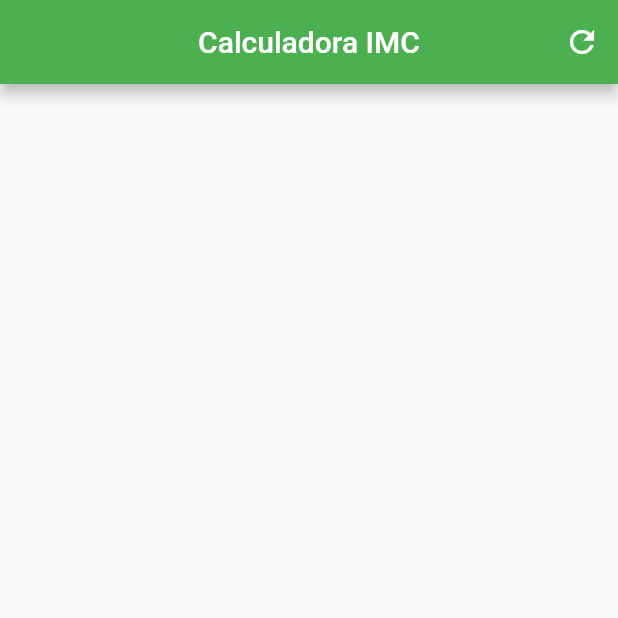
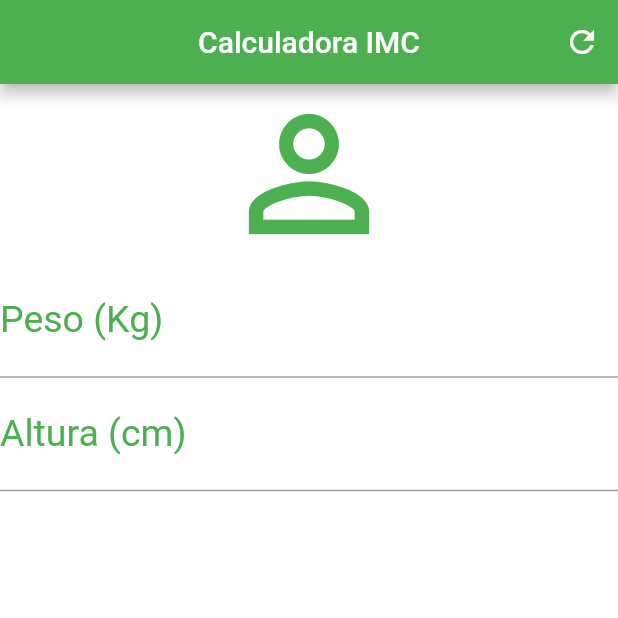
Before and after one commit to cristianmayco/imc_calculadora, a Flutter app: the screen it shows after launch, on a phone screen of 412 x 824 dp, the top half of it. Run offline on Flutter 3.47's test engine with Material 2 defaults, Android fonts, the phone set to English and light mode, and no system bars.

Commit message:
Added input widgets

```diff
--- a/lib/main.dart
+++ b/lib/main.dart
@@ -26,6 +26,29 @@ class _HomeState extends State<Home> {
           )
         ],
       ),
+      backgroundColor: Colors.white,
+      body: Column(
+        crossAxisAlignment: CrossAxisAlignment.stretch,
+        children: [
+          Icon(Icons.person_outline, size: 120.0, color: Colors.green),
+          TextField(
+            keyboardType: TextInputType.number,
+            decoration: InputDecoration(
+                labelText: "Peso (Kg)",
+                labelStyle: TextStyle(color: Colors.green)),
+            textAlign: TextAlign.center,
+            style: TextStyle(color: Colors.green, fontSize: 25.0),
+          ),
+          TextField(
+            keyboardType: TextInputType.number,
+            decoration: InputDecoration(
+                labelText: "Altura (cm)",
+                labelStyle: TextStyle(color: Colors.green)),
+            textAlign: TextAlign.center,
+            style: TextStyle(color: Colors.green, fontSize: 25.0),
+          ),
+        ],
+      ),
     );
   }
 }
```
